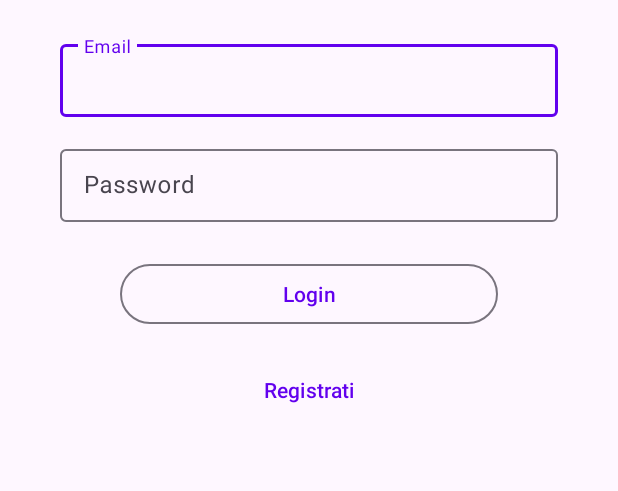
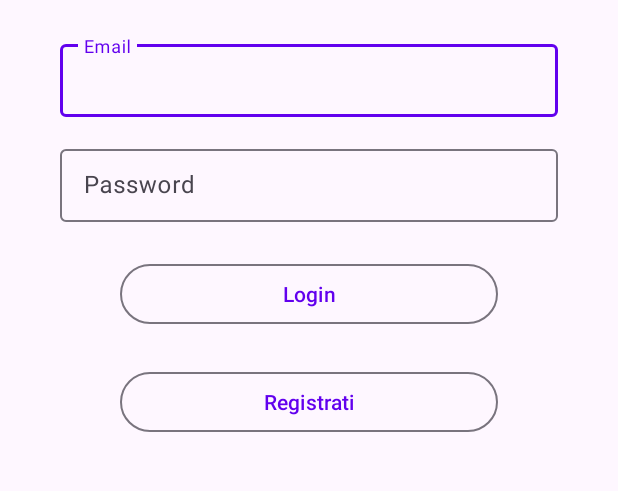
Before and after one commit to Borax-Gargamella/Parking-, an Android app: the LoginActivity screen opened directly, with no data from a screen before it, on a phone screen of 412 x 824 dp, the part 212-703 px from its top. Run offline under Robolectric (Android 15) with nearby library versions, the phone set to English and light mode, and no system bars; our stand-ins replace Firebase (no records; nobody signed in at launch, a user with empty details on screens opened directly); 1 statement that could not run was skipped.

Commit message:
uniformed Registrati button style

```diff
--- a/app/src/main/res/layout/activity_login.xml
+++ b/app/src/main/res/layout/activity_login.xml
@@ -77,11 +77,11 @@
             android:layout_width="0dp"
             android:layout_height="wrap_content"
             android:text="Registrati"
-            style="@style/Widget.Material3.Button.TextButton"
+            style="@style/Widget.Material3.Button.OutlinedButton"
             app:layout_constraintTop_toBottomOf="@id/loginButton"
             app:layout_constraintStart_toStartOf="parent"
             app:layout_constraintEnd_toEndOf="parent"
-            android:layout_marginTop="16dp"
+            android:layout_marginTop="24dp"
             android:layout_marginHorizontal="64dp"/>
 
 </androidx.constraintlayout.widget.ConstraintLayout>
```
